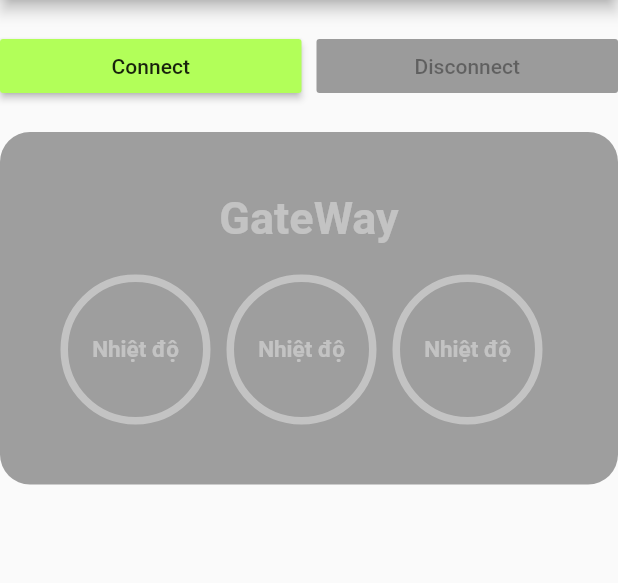
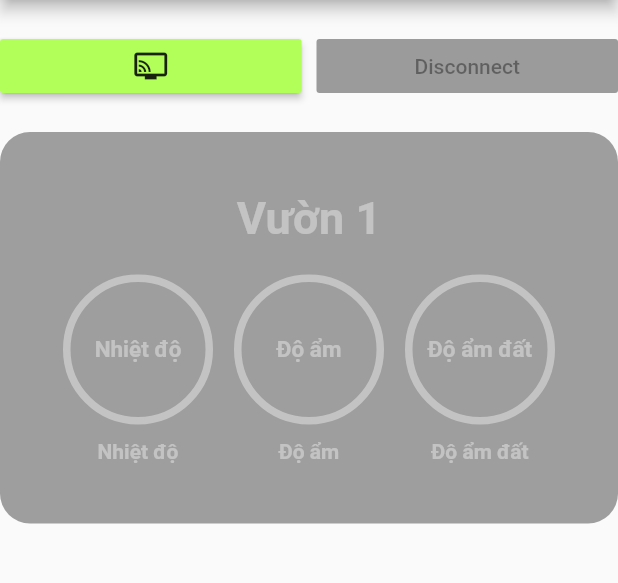
Before and after one commit to tuananh020400/App-Android, a Flutter app: the screen it shows after launch, on a phone screen of 412 x 824 dp, the part 84-667 px from its top. Run offline on Flutter 3.47's test engine with Material 2 defaults, Android fonts, the phone set to English and light mode, and no system bars; drawn by our look-alikes of percent_indicator; our stand-ins replace clay_containers, flutter_local_notifications, flutter_toggle_tab, font_awesome_flutter, webview_flutter; missing offline and left inert: dart:ffi, flutter_mjpeg, flutter_ringtone_player, flutter_webview_plugin, mqtt_client.

Commit message:
Hoan thanh Vuon 1 Button

```diff
--- a/solar/lib/gatepage.dart
+++ b/solar/lib/gatepage.dart
@@ -10,7 +10,7 @@ class GatePage extends StatefulWidget{
 
 class _GatePageState extends State<GatePage>{
   late MQTTAppState currentAppState;
-  late MQTTManager manager;
+  late MQTTManager _manager;
   @override
   Widget build(BuildContext context) {
     final MQTTAppState appState = Provider.of<MQTTAppState>(context);
@@ -25,35 +25,9 @@ class _GatePageState extends State<GatePage>{
       body: Column(
         children: <Widget>[
           Padding(padding: EdgeInsets.all(5)),
-          _buildConnectButton(currentAppState.getAppConnectionState),
           _buildJson(),
         ],
       ),
-    );
-  }
-
-  Widget _buildConnectButton(MQTTAppConnectionState state){
-    return Row(
-      children: <Widget>[
-        Expanded(
-            child: RaisedButton(
-              color: Colors.lightGreenAccent,
-              child: const Text('Connect'),
-              onPressed: state == MQTTAppConnectionState.disconnected? _configureAndConnect : null,
-            )),
-        const SizedBox(width: 10,),
-        Expanded(
-            child: RaisedButton(
-              color: Colors.red,
-              child: const Text('Disconnect'),
-              onPressed:(){
-                if(state == MQTTAppConnectionState.connected)
-                  _disconnect();
-                else
-                  return null;
-              }
-            ))
-      ],
     );
   }
 
@@ -70,23 +44,19 @@ class _GatePageState extends State<GatePage>{
               center: Text("Nhiệt độ"),
             ),
         ),
+        Expanded(
+          child: RaisedButton(
+            child: const Text('Send Text'),
+            onPressed: (){
+              setState(() {
+                print('alo');
+                _manager.publish("ALOALOALO123");
+              });
+            },
+          ),
+        )
       ],
     );
   }
 
-  void _configureAndConnect(){
-    manager = MQTTManager(
-      host: 'broker.emqx.io',
-      topicpub: 'publish',
-      topicsub: 'subscribe',
-      identifier: 'My App Flutter',
-      state: currentAppState,
-    );
-    manager.initializeMQTTClient();
-    manager.connect();
-  }
-
-  void _disconnect(){
-    manager.disconnect();
-  }
 }
--- a/solar/lib/main_screen.dart
+++ b/solar/lib/main_screen.dart
@@ -15,8 +15,8 @@ class MQTTView extends StatefulWidget {
 }
 
 class _MQTTViewState extends State<MQTTView>{
-  late MQTTAppState currentAppState;
-  late MQTTManager manager;
+  late MQTTAppState _currentAppState;
+  late MQTTManager _manager;
 
   @override
   void initState() {
@@ -31,7 +31,7 @@ class _MQTTViewState extends State<MQTTView>{
   @override
   Widget build(BuildContext context) {
     final MQTTAppState appState = Provider.of<MQTTAppState>(context);
-    currentAppState = appState;
+    _currentAppState = appState;
     final Scaffold scaffold = Scaffold(
       appBar: AppBar(
         centerTitle: true,
@@ -55,11 +55,10 @@ class _MQTTViewState extends State<MQTTView>{
     return Column(
       children: <Widget>[
         Padding(padding: EdgeInsets.all(10)),
-        _buildConnectButton(currentAppState.getAppConnectionState),
+        _buildConnectButton(_currentAppState.getAppConnectionState),
         Padding(padding: EdgeInsets.all(10)),
-        _buildGate(),
+        _buildGardenButton(),
         Padding(padding: EdgeInsets.all(10)),
-        _buildScrollableTextWith(currentAppState.getHistotyText),
       ],
     );
   }
@@ -70,7 +69,7 @@ class _MQTTViewState extends State<MQTTView>{
         Expanded(
             child: RaisedButton(
               color: Colors.lightGreenAccent,
-              child: const Text('Connect'),
+              child: Icon(Icons.connected_tv),
               onPressed: state == MQTTAppConnectionState.disconnected? _configureAndConnect : null,
             )),
         const SizedBox(width: 10,),
@@ -79,14 +78,15 @@ class _MQTTViewState extends State<MQTTView>{
               color: Colors.red,
               child: const Text('Disconnect'),
               onPressed: state == MQTTAppConnectionState.connected? _disconnect : null,
-            ))
+            ),
+        )
       ],
     );
   }
 
-  Widget _buildGate(){
-    if(currentAppState.getAppConnectionState == MQTTAppConnectionState.connected) {
-      return
+  Widget _buildGardenButton(){
+    if(_currentAppState.getAppConnectionState == MQTTAppConnectionState.connected) {
+      return //on Connect
         InkWell(
             onTap: () {
               Navigator.of(context).push(MaterialPageRoute(
@@ -102,50 +102,88 @@ class _MQTTViewState extends State<MQTTView>{
               child: Column(
                 children: <Widget>[
                   Container(
-                    child: Text('GateWay', style: TextStyle(color: Colors.white,
+                    child: Text('Vườn 1', style: TextStyle(color: Colors.white,
                         fontSize: 30,
                         fontWeight: FontWeight.bold),),
                   ),
                   Padding(padding: EdgeInsets.all(10)),
-                  Container(
-                    child: Row(
+                  Row(
                       children: <Widget>[
-                        CircularPercentIndicator(
-                          radius: 45,
-                          percent: currentAppState.getUserNhietDo.toDouble() / 100,
+                        Expanded(
+                          child: Container(
+                            child: CircularPercentIndicator(
+                              radius: 50,
+                              percent: _currentAppState.getUserDoAm.toDouble() / 100,
                               progressColor: Colors.red,
                               backgroundColor: Colors.deepPurple.shade100,
                               circularStrokeCap: CircularStrokeCap.round,
-                          center: Text("Nhiệt độ",style: TextStyle(color: Colors.white, fontSize: 15,fontWeight: FontWeight.bold),),
+                              center: Text("${_currentAppState.getUserNhietDo.toDouble()}",style: TextStyle(color: Colors.white, fontSize: 15,fontWeight: FontWeight.bold),),
+                            ),
+                          ),
                         ),
                         const SizedBox(width: 10,),
 
-                        CircularPercentIndicator(
-                          radius: 45,
-                          percent: currentAppState.getUserNhietDo.toDouble() / 100,
+                        Expanded(
+                          child: Container(
+                            child: CircularPercentIndicator(
+                              radius: 50,
+                              percent: _currentAppState.getUserDoAm.toDouble() / 100,
                               progressColor: Colors.red,
                               backgroundColor: Colors.deepPurple.shade100,
                               circularStrokeCap: CircularStrokeCap.round,
-                          center: Text("Độ ẩm", style: TextStyle(color: Colors.white, fontSize: 15,fontWeight: FontWeight.bold),),
+                              center: Text("${_currentAppState.getUserDoAm.toDouble()}%",style: TextStyle(color: Colors.white, fontSize: 15,fontWeight: FontWeight.bold),),
+                            ),
+                          ),
                         ),
                         const SizedBox(width: 10,),
-                        CircularPercentIndicator(
-                          radius: 45,
-                          percent: currentAppState.getUserNhietDo.toDouble() / 100,
+                        Expanded(
+                          child: Container(
+                            child: CircularPercentIndicator(
+                              radius: 50,
+                              percent: _currentAppState.getUserNhietDo.toDouble() / 100,
                               progressColor: Colors.red,
                               backgroundColor: Colors.deepPurple.shade100,
                               circularStrokeCap: CircularStrokeCap.round,
-                          center: Text("Độ ẩm đất",style: TextStyle(color: Colors.white, fontSize: 15,fontWeight: FontWeight.bold)),
+                              center: Text("${_currentAppState.getUserDoAmDat.toDouble()}%",style: TextStyle(color: Colors.white, fontSize: 15,fontWeight: FontWeight.bold),),
+                            ),
+                          ),
                         ),
                       ],
                     ),
+                  Padding(padding: EdgeInsets.all(5)),
+                  Row(
+                    children: <Widget>[
+                      Expanded(
+                        child: Container(
+                          child: Center(
+                            child: const Text("Nhiệt độ",style: TextStyle(color: Colors.white,fontWeight: FontWeight.bold),),
+                          ),
+                        ),
+                      ),
+                      const SizedBox(width: 10,),
+                      Expanded(
+                        child: Container(
+                          child: Center(
+                            child: const Text("Độ ẩm",style: TextStyle(color: Colors.white,fontWeight: FontWeight.bold),),
+                          ),
+                        ),
+                      ),
+                      const SizedBox(width: 10,),
+                      Expanded(
+                        child: Container(
+                          child: Center(
+                            child: const Text("Độ ẩm đất",style: TextStyle(color: Colors.white,fontWeight: FontWeight.bold),),
+                          ),
+                        ),
+                      ),
+                    ],
                   )
                 ],
               ),
             )
         );
     }
-    else{
+    else{//onDisconnected
       return Container(
         padding: EdgeInsets.all(40),
         alignment: Alignment.center,
@@ -156,16 +194,16 @@ class _MQTTViewState extends State<MQTTView>{
         child: Column(
           children: <Widget>[
             Container(
-              child: Text('GateWay', style: TextStyle(color: Colors.white38,
+              child: Text('Vườn 1', style: TextStyle(color: Colors.white38 ,
                   fontSize: 30,
                   fontWeight: FontWeight.bold),),
             ),
             Padding(padding: EdgeInsets.all(10)),
             Row(
               children: <Widget>[
-                  Expanded(child: Container(
-                    child:
-                    CircularPercentIndicator(
+                Expanded(
+                  child: Container(
+                    child: CircularPercentIndicator(
                       radius: 50,
                       percent: 0,
                       progressColor: Colors.red,
@@ -173,68 +211,83 @@ class _MQTTViewState extends State<MQTTView>{
                       circularStrokeCap: CircularStrokeCap.round,
                       center: Text("Nhiệt độ",style: TextStyle(color: Colors.white38, fontSize: 15,fontWeight: FontWeight.bold),),
                     ),
-                  ),),
+                  ),
+                ),
                 const SizedBox(width: 10,),
-
-                  Expanded(child: Container(
-                    child:
-                    CircularPercentIndicator(
+                Expanded(
+                  child: Container(
+                    child: CircularPercentIndicator(
                       radius: 50,
                       percent: 0,
                       progressColor: Colors.red,
                       backgroundColor: Colors.white38,
                       circularStrokeCap: CircularStrokeCap.round,
-                      center: Text("Nhiệt độ",style: TextStyle(color: Colors.white38, fontSize: 15,fontWeight: FontWeight.bold),),
+                      center: Text("Độ ẩm",style: TextStyle(color: Colors.white38, fontSize: 15,fontWeight: FontWeight.bold),),
                     ),
-                  ),),
+                  ),
+                ),
                 const SizedBox(width: 10,),
-                  Expanded(child: Container(
-                    child:
-                    CircularPercentIndicator(
+                Expanded(
+                  child: Container(
+                    child: CircularPercentIndicator(
                       radius: 50,
                       percent: 0,
                       progressColor: Colors.red,
                       backgroundColor: Colors.white38,
                       circularStrokeCap: CircularStrokeCap.round,
-                      center: Text("Nhiệt độ",style: TextStyle(color: Colors.white38, fontSize: 15,fontWeight: FontWeight.bold),),
+                      center: Text("Độ ẩm đất",style: TextStyle(color: Colors.white38, fontSize: 15,fontWeight: FontWeight.bold),),
                     ),
-                  ),),
-                  const SizedBox(width: 10,),
+                  ),
+                ),
               ],
             ),
+            Padding(padding: EdgeInsets.all(5)),
+            Row(
+              children: <Widget>[
+                Expanded(
+                  child: Container(
+                    child: Center(
+                      child: const Text("Nhiệt độ",style: TextStyle(color: Colors.white38,fontWeight: FontWeight.bold),),
+                    ),
+                  ),
+                ),
+                const SizedBox(width: 10,),
+                Expanded(
+                  child: Container(
+                    child: Center(
+                      child: const Text("Độ ẩm",style: TextStyle(color: Colors.white38,fontWeight: FontWeight.bold),),
+                    ),
+                  ),
+                ),
+                const SizedBox(width: 10,),
+                Expanded(
+                  child: Container(
+                    child: Center(
+                      child: const Text("Độ ẩm đất",style: TextStyle(color: Colors.white38,fontWeight: FontWeight.bold),),
+                    ),
+                  ),
+                ),
+              ],
+            )
           ],
         ),
       );
     }
   }
 
-  Widget _buildScrollableTextWith(String text){
-    return Padding(
-      padding: const EdgeInsets.all(20.0),
-      child: Container(
-        width: 400,
-        height: 200,
-        child: SingleChildScrollView(
-          child: Text(text),
-        ),
-      ),
-    );
-  }
-
-
   void _configureAndConnect(){
-    manager = MQTTManager(
+    _manager = MQTTManager(
       host: 'broker.emqx.io',
       topicpub: 'publish',
       topicsub: 'subscribe',
       identifier: 'My App Flutter',
-      state: currentAppState,
+      state: _currentAppState,
     );
-    manager.initializeMQTTClient();
-    manager.connect();
+    _manager.initializeMQTTClient();
+    _manager.connect();
   }
 
   void _disconnect(){
-    manager.disconnect();
+    _manager.disconnect();
   }
 }
--- a/solar/lib/mqtt_app_state.dart
+++ b/solar/lib/mqtt_app_state.dart
@@ -7,20 +7,18 @@ enum MQTTAppConnectionState {connected, disconnected, connecting}
 class MQTTAppState with ChangeNotifier{
   MQTTAppConnectionState _appConnectionState = MQTTAppConnectionState.disconnected;
   String _receivedText = '';
-  String _historyText = '';
   var _user;
-  String _userName = '';
-  String _userEmail = '';
-  int _userNhietDo = 0;
+  dynamic _userNhietDo = 0;
+  dynamic _userDoAm = 0;
+  dynamic _userDoAmDat = 0;
   IconData _data = Icons.cloud_off;
 
   void setReceivedText(String text){
     _receivedText = text;
     _user = jsonDecode(_receivedText);
-    _userName = _user['name'];
-    _userEmail = _user['email'];
     _userNhietDo = _user['nhietdo'];
-    _historyText = _historyText + '\n' + _receivedText;
+    _userDoAm = _user['doam'];
+    _userDoAmDat = _user['doamdat'];
     notifyListeners();
   }
 
@@ -40,10 +38,9 @@ class MQTTAppState with ChangeNotifier{
     notifyListeners();
   }
   String get getReceivedText => _receivedText;
-  String get getHistotyText => _historyText;
   MQTTAppConnectionState get getAppConnectionState => _appConnectionState;
   IconData get getIconData => _data;
-  String get getUserName => _userName;
-  String get getUserEmail => _userEmail;
-  int get getUserNhietDo => _userNhietDo;
+  dynamic get getUserNhietDo => _userNhietDo;
+  dynamic get getUserDoAm => _userDoAm;
+  dynamic get getUserDoAmDat => _userDoAmDat;
 }
```
Lines whose indentation alone changed are shown as unchanged.
